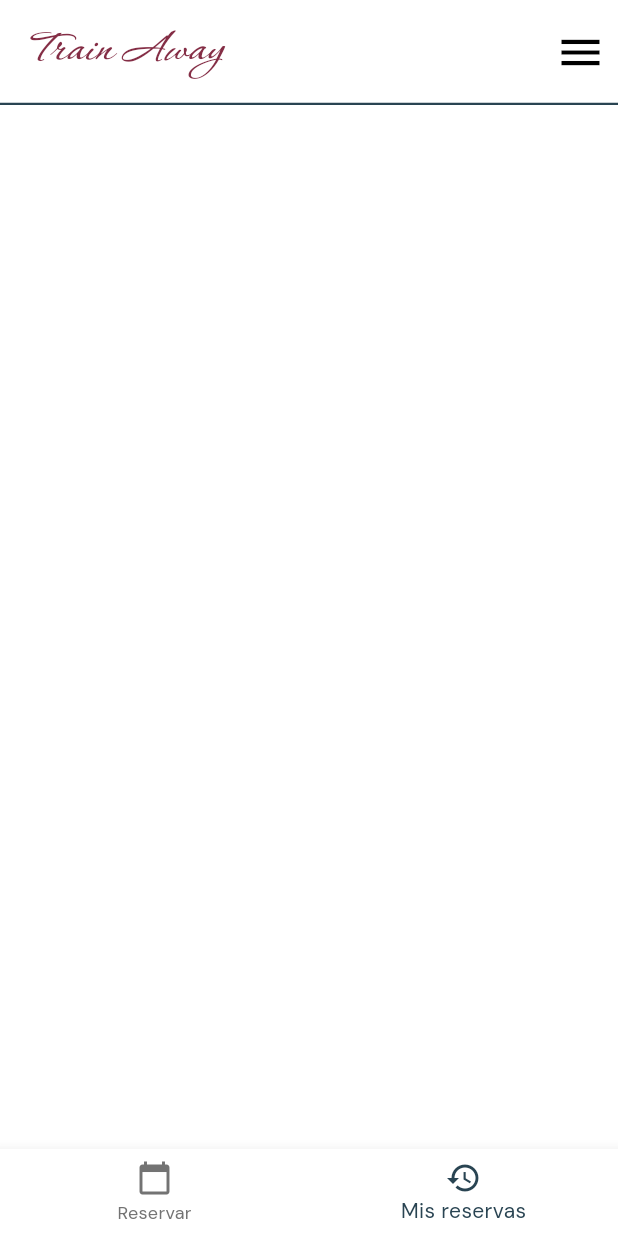
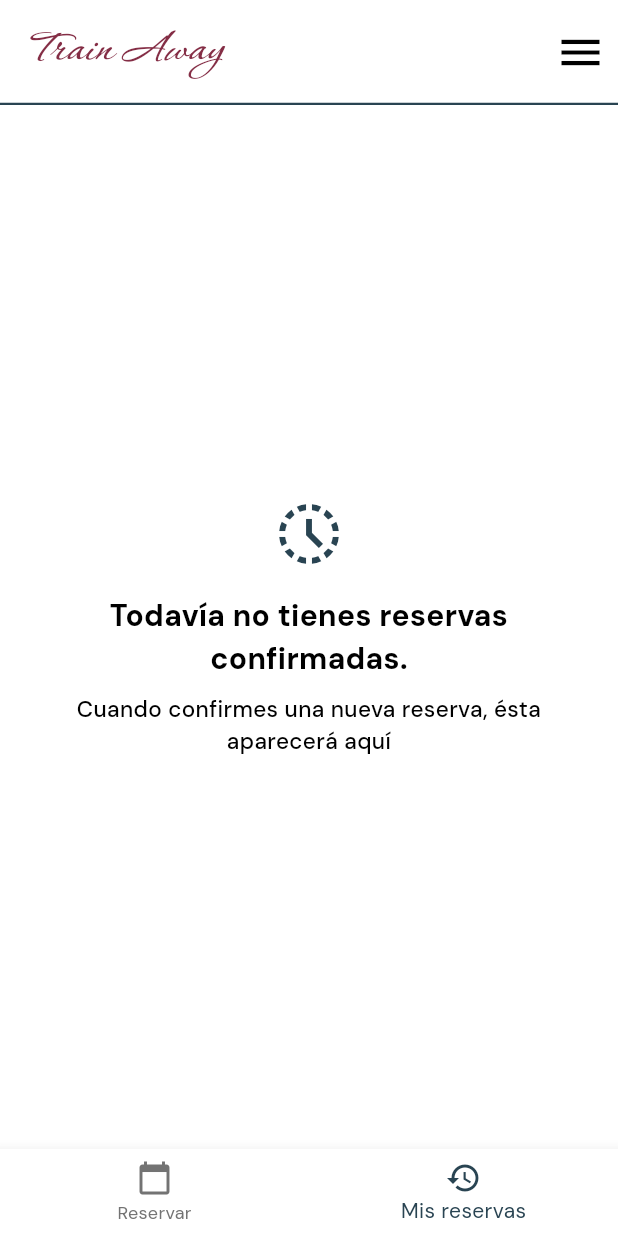
Before and after one commit to Perales33/Train_Away, a Flutter app: the MisReservasPage screen opened by its route, on a phone screen of 412 x 824 dp. Run offline on Flutter 3.47's test engine with Material 3 defaults, Android fonts, the phone set to English and light mode, and no system bars; our stand-ins replace go_router, shared_preferences, syncfusion_flutter_datepicker; missing offline and left inert: syncfusion_localizations; accounts and stored records are empty.

Commit message:
feat: mis_reservas_page implementado, reservas state cargado desde watch a ReservasProvider

```diff
--- /dev/null
+++ b/devtools_options.yaml
@@ -0,0 +1,3 @@
+description: This file stores settings for Dart & Flutter DevTools.
+documentation: https://docs.flutter.dev/tools/devtools/extensions#configure-extension-enablement-states
+extensions:
--- a/lib/pages/mis_reservas_pages/mis_reservas_page.dart
+++ /dev/null
@@ -1,10 +0,0 @@
-import 'package:flutter/material.dart';
-
-class MisReservasPage extends StatelessWidget {
-  const MisReservasPage({super.key});
-
-  @override
-  Widget build(BuildContext context) {
-    return Scaffold();
-  }
-}
--- /dev/null
+++ b/lib/pages/mis_reservas_pages/pages/mis_reservas_page.dart
@@ -0,0 +1,87 @@
+import 'package:flutter/material.dart';
+import 'package:provider/provider.dart';
+
+import 'package:train_away/pages/mis_reservas_pages/widgets/reserva_card.dart';
+import 'package:train_away/providers/reservas_provider.dart';
+
+class MisReservasPage extends StatelessWidget {
+  const MisReservasPage({super.key});
+
+  @override
+  Widget build(BuildContext context) {
+    final colors = Theme.of(context).colorScheme;
+    final state = context.watch<ReservasProvider>();
+
+    if (state.cargando) return const Center(child: CircularProgressIndicator());
+
+    if (state.error != null) {
+      return Center(
+        child: Padding(
+          padding: const EdgeInsets.all(24),
+          child: Column(
+            mainAxisSize: MainAxisSize.min,
+            children: [
+              Icon(Icons.error_outline, size: 48, color: colors.error),
+              const SizedBox(height: 12),
+              Text(
+                state.error!,
+                textAlign: TextAlign.center,
+                style: TextStyle(color: colors.onSurface, fontSize: 16),
+              ),
+              const SizedBox(height: 16),
+              FilledButton(
+                onPressed: () {
+                  context.read<ReservasProvider>().chargeReservas();
+                },
+                child: const Text('Reintentar'),
+              ),
+            ],
+          ),
+        ),
+      );
+    }
+
+    if (state.reservas.isEmpty) {
+      return Center(
+        child: Padding(
+          padding: EdgeInsetsGeometry.all(24),
+          child: Column(
+            mainAxisSize: MainAxisSize.min,
+            children: [
+              Icon(Icons.history_toggle_off, size: 48, color: colors.primary),
+              const SizedBox(height: 16),
+              Text(
+                "Todavía no tienes reservas confirmadas.",
+                textAlign: TextAlign.center,
+                style: TextStyle(
+                  color: colors.onSurface,
+                  fontSize: 20,
+                  fontWeight: FontWeight.w700,
+                ),
+              ),
+              const SizedBox(height: 8),
+              Text(
+                "Cuando confirmes una nueva reserva, ésta aparecerá aquí",
+                textAlign: TextAlign.center,
+                style: TextStyle(
+                  color: colors.onSurface,
+                  fontSize: 15,
+                  fontWeight: FontWeight.w500,
+                ),
+              ),
+            ],
+          ),
+        ),
+      );
+    }
+
+    return ListView.separated(
+      itemBuilder: (BuildContext context, int index) {
+        return ReservaCard(reserva: state.reservas[index]);
+      },
+      separatorBuilder: (_, _) => const SizedBox(height: 12),
+      itemCount: state.reservas.length,
+      padding: EdgeInsets.all(16),
+    );
+  }
+}
```
Also changed, not shown: lib/main.dart (+14 -23 lines), lib/navigation/reserva_reinicio.dart (+6 -2 lines), lib/pages/mis_reservas_pages/widgets/reserva_card.dart (added, +50 -0 lines), lib/providers/reservas_provider.dart (+5 -8 lines), lib/pages/mis_reservas_pages/pages/reserva_detalle_page.dart (renamed from lib/pages/mis_reservas_pages/reserva_detalle_page.dart).
